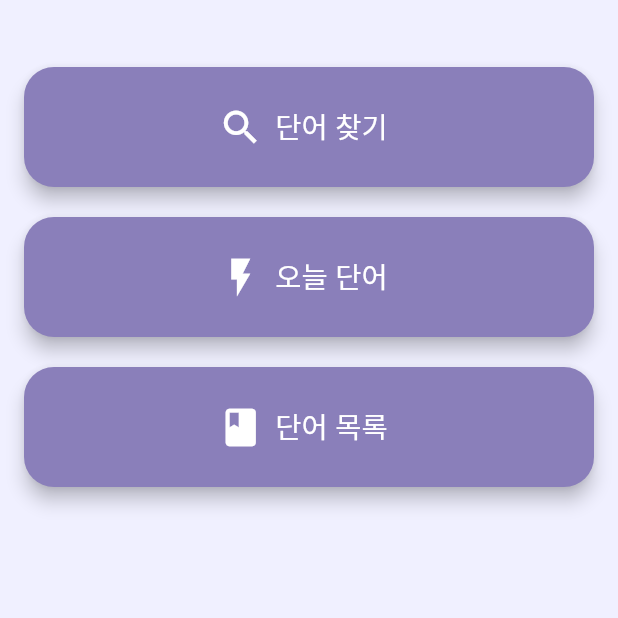
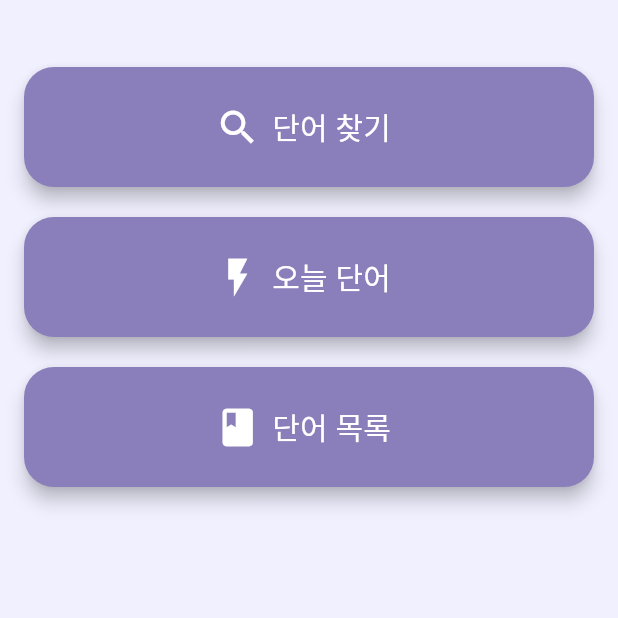
Before and after one commit to sde0110/BOVO-, a Flutter app: the screen it shows after launch, on a phone screen of 412 x 824 dp, the part 383-1001 px from its top. Run offline on Flutter 3.47's test engine with Material 3 defaults, Android fonts, the light colour scheme and no system bars; our stand-ins replace shared_preferences.

Commit message:
첫번째 버전앱 저장

```diff
--- a/lib/screens/main_screen.dart
+++ b/lib/screens/main_screen.dart
@@ -71,7 +71,7 @@ class MainScreen extends StatelessWidget {
         icon: Icon(icon, size: 30, color: Colors.white),
         label: Text(
           label,
-          style: TextStyle(fontSize: 19, color: Colors.white),
+          style: TextStyle(fontSize: 20, color: Colors.white),
         ),
         onPressed: onPressed,
         style: ElevatedButton.styleFrom(
```
